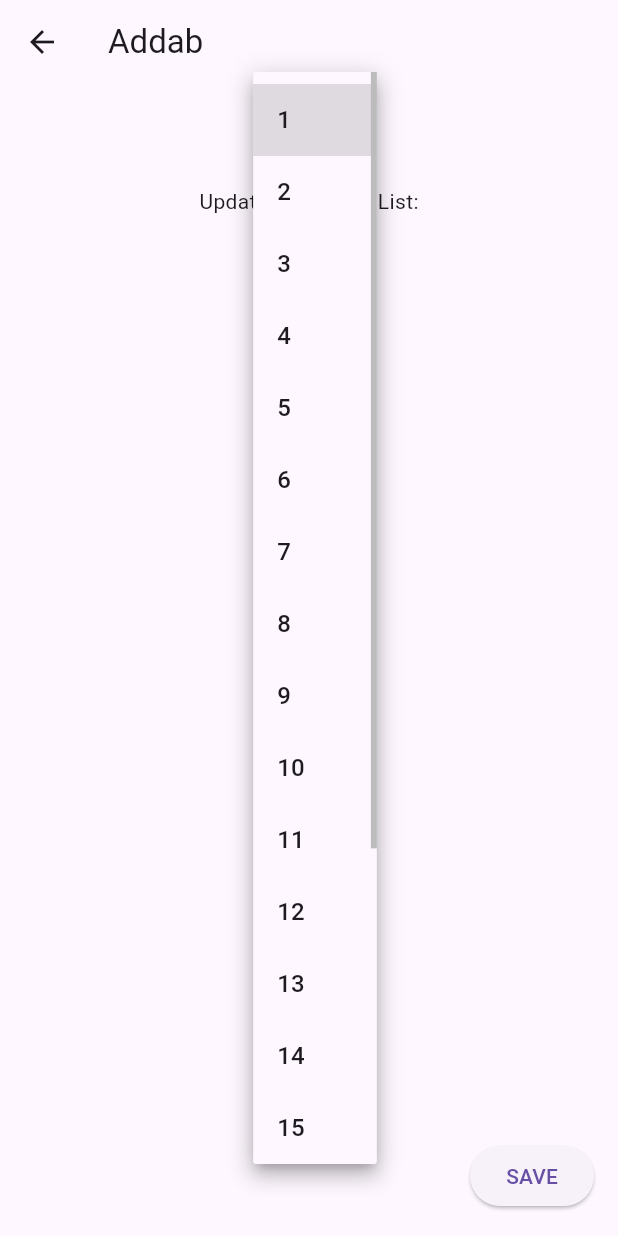
After one commit to nikhilwankhede17/Sies-gst_notes, a Flutter app: the AddabScreen screen opened directly, after a tap on an icon or button, on a phone screen of 412 x 824 dp. The commit adds this screen. Run offline on Flutter 3.47's test engine with Material 3 defaults, Android fonts, the phone set to English and light mode, and no system bars; our stand-ins replace cloud_firestore, firebase_auth, firebase_core; accounts and stored records are empty.

Commit message:
3rd change

```diff
--- /dev/null
+++ b/lib/addabsenties.dart
@@ -0,0 +1,239 @@
+import 'package:flutter/material.dart';
+import 'package:cloud_firestore/cloud_firestore.dart';
+import 'package:sies_gst_notes/register.dart';
+import 'package:sies_gst_notes/FEsem1.dart';
+import 'package:sies_gst_notes/FEsem2.dart';
+import 'package:sies_gst_notes/SEsem1.dart';
+import 'package:sies_gst_notes/SEsem2.dart';
+import 'package:sies_gst_notes/TEsem1.dart';
+import 'package:sies_gst_notes/TEsem2.dart';
+import 'package:sies_gst_notes/Besem1.dart';
+import 'package:sies_gst_notes/BEsem2.dart';
+import 'package:sies_gst_notes/addlec.dart';
+import 'package:sies_gst_notes/AllStudentsListScreen.dart';
+import 'package:firebase_auth/firebase_auth.dart';
+import 'package:sies_gst_notes/dashboard.dart';
+
+
+
+class Student {
+  String name;
+  int present;
+
+  Student({required this.name, this.present = 0});
+}
+
+class Addab {
+  List<Student> students;
+
+  Addab({required this.students});
+}
+
+void main() {
+  runApp(MyApp());
+}
+
+class MyApp extends StatelessWidget {
+  @override
+  Widget build(BuildContext context) {
+    return MaterialApp(
+      home: AddabScreen(),
+    );
+  }
+}
+
+class AddabScreen extends StatefulWidget {
+  @override
+  _AddabScreenState createState() => _AddabScreenState();
+}
+
+class _AddabScreenState extends State<AddabScreen> {
+  final FirebaseFirestore _firestore = FirebaseFirestore.instance;
+
+  Future<int> getLectures() async {
+    try {
+      DocumentSnapshot snapshot = await _firestore
+          .collection('myVariable')
+          .doc('DjBr8bZnBXmH2Fd2OOfN')
+          .get();
+
+      int total_lectures = snapshot.get('total_lectures');
+      return total_lectures;
+    } catch (e) {
+      print('Error retrieving value from Firebase: $e');
+      return 0;
+    }
+  }
+
+  Future<int> getPresent(String documentId) async {
+    try {
+      DocumentSnapshot snapshot = await _firestore
+          .collection('studentslist')
+          .doc(documentId)
+          .get();
+
+      int present = snapshot.get('present');
+      return present;
+    } catch (e) {
+      print('Error retrieving value from Firebase: $e');
+      return 0;
+    }
+  }
+
+  int totalLectures = 0; // Declare totalLectures as a class variable
+  List<Student> updatedStudents = []; // Store updated students
+
+  @override
+  void initState() {
+    super.initState();
+    initializeStudentsPresentValues();
+  }
+
+  void initializeStudentsPresentValues() async {
+    for (var student in addab.students) {
+      int presentValue = await getPresent(
+          'Rollno${addab.students.indexOf(student) + 1}');
+      student.present = presentValue;
+    }
+    totalLectures = await getLectures();
+    setState(() {});
+  }
+
+  Future<double> calculatePercentage(id) async {
+    try {
+      DocumentSnapshot lecturesSnapshot = await _firestore.collection(
+          'myVariable').doc('DjBr8bZnBXmH2Fd2OOfN').get();
+      double totalLectures = lecturesSnapshot.get('total_lectures');
+
+      DocumentSnapshot studentsSnapshot = await _firestore.collection(
+          'studentslist').doc(id).get();
+      int totalpresent = studentsSnapshot.get('present');
+
+      if (totalLectures != 0) {
+        double percentage = (totalpresent / totalLectures) * 100;
+        return percentage;
+      } else {
+        return 0.0;
+      }
+    } catch (e) {
+      print('Error calculating percentage: $e');
+      return 0.0;
+    }
+  }
+
+  Addab addab = Addab(
+    students: [
+      Student(name: '1'),
+      Student(name: '2'),
+      Student(name: '3'),
+      Student(name: '4'),
+      Student(name: '5'),
+      Student(name: '6'),
+      Student(name: '7'),
+      Student(name: '8'),
+      Student(name: '9'),
+      Student(name: '10'),
+      Student(name: '11'),
+      Student(name: '12'),
+      Student(name: '13'),
+      Student(name: '14'),
+      Student(name: '15'),
+      Student(name: '16'),
+      Student(name: '17'),
+      Student(name: '18'),
+      Student(name: '19'),
+      Student(name: '20'),
+      Student(name: '21'),
+    ],
+  );
+
+  String selectedStudent = '1'; // Default selected student
+  Future<void> updatePresentValue(String documentId,
+      int newPresentValue) async {
+    try {
+      await _firestore.collection('studentslist').doc(documentId).update({
+        'present': newPresentValue,
+      });
+    } catch (e) {
+      print('Error updating present value in Firestore: $e');
+    }
+  }
+
+  @override
+  Widget build(BuildContext context) {
+    return Scaffold(
+      appBar: AppBar(
+        title: Text('Addab'),
+      ),
+      body: Column(
+        children: [
+          DropdownButton<String>(
+            value: selectedStudent,
+            onChanged: (String? newValue) async {
+              setState(() {
+                selectedStudent = newValue!;
+              });
+
+              // Decrement present value by 1 for the selected student
+              for (var student in addab.students) {
+                if (student.name == selectedStudent) {
+                  int presentValue = await getPresent(
+                      'Rollno${addab.students.indexOf(student) + 1}');
+                  student.present =
+                      (presentValue - 1).clamp(0, presentValue);
+
+                  // Update the reduced present value in Firestore
+                  await updatePresentValue(
+                      'Rollno${addab.students.indexOf(student) + 1}',
+                      student.present);
+
+                  // Store the updated student
+                  updatedStudents.add(student);
+
+                  break;
+                }
+              }
+
+              setState(() {});
+            },
+            items: addab.students
+                .map((student) => student.name)
+                .toList()
+                .map<DropdownMenuItem<String>>((String value) {
+              return DropdownMenuItem<String>(
+                value: value,
+                child: Text(value),
+              );
+            }).toList(),
+          ),
+          SizedBox(height: 20),
+          Text('Updated Students List:'),
+          // Display the updated list of students with present values and percentage
+          Expanded(
+            child: ListView.builder(
+              itemCount: updatedStudents.length,
+              itemBuilder: (context, index) {
+                var student = updatedStudents[index];
+                return ListTile(
+                  title: Text(
+                      '${student.name} - Present: ${student
+                          .present} - Percentage: ${student.present /
+                          totalLectures * 100}%'),
+                );
+              },
+            ),
+          ),
+        ],
+      ),
+
+      floatingActionButton: ElevatedButton(
+        onPressed: ()  =>
+          // Add your button logic here
+          Navigator.of(context)
+              .push(MaterialPageRoute(builder: (context) => const  Mydashboard())),
+
+        child: Text('SAVE'),
+      ),
+    );
+  }
+}
--- a/lib/dashboard.dart
+++ b/lib/dashboard.dart
@@ -8,6 +8,9 @@ import 'package:sies_gst_notes/TEsem1.dart';
 import 'package:sies_gst_notes/TEsem2.dart';
 import 'package:sies_gst_notes/Besem1.dart';
 import 'package:sies_gst_notes/BEsem2.dart';
+import 'package:sies_gst_notes/addlec.dart';
+import 'package:sies_gst_notes/addabsenties.dart';
+
 
 class Mydashboard extends StatefulWidget {
   const Mydashboard({super.key});
@@ -48,7 +51,7 @@ class _MydashboardState extends State<Mydashboard> {
                     actions: <Widget>[
                       TextButton(
                         onPressed: () => Navigator.of(context)
-                            .push(MaterialPageRoute(builder: (context) => const FEsem1())),
+                            .push(MaterialPageRoute(builder: (context) => const Addlecs() )),
                         child: Text('Sem 1'),
 
                       ),
--- a/pubspec.yaml
+++ b/pubspec.yaml
@@ -36,6 +36,9 @@ dependencies:
   # The following adds the Cupertino Icons font to your application.
   # Use with the CupertinoIcons class for iOS style icons.
   cupertino_icons: ^1.0.2
+  firebase_core: ^2.7.0
+  firebase_auth: ^4.17.8
+  cloud_firestore: ^4.15.8
 
 dev_dependencies:
   flutter_test:
```
Also changed, not shown: lib/AllStudentsListScreen.dart (added, +147 -0 lines), lib/addlec.dart (added, +148 -0 lines), lib/login.dart (+33 -32 lines), lib/main.dart (+14 -5 lines), lib/register.dart (+29 -2 lines), lib/firebase_options.dart (added), pubspec.lock, 6 other files.
